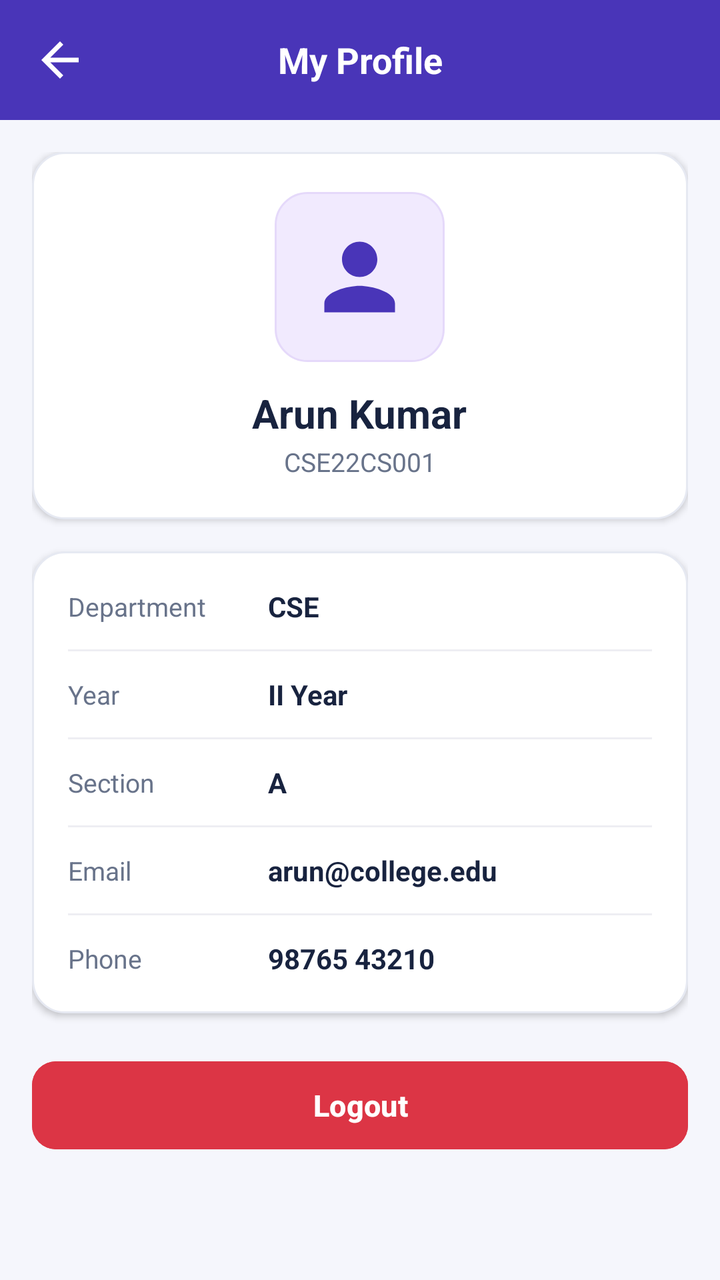
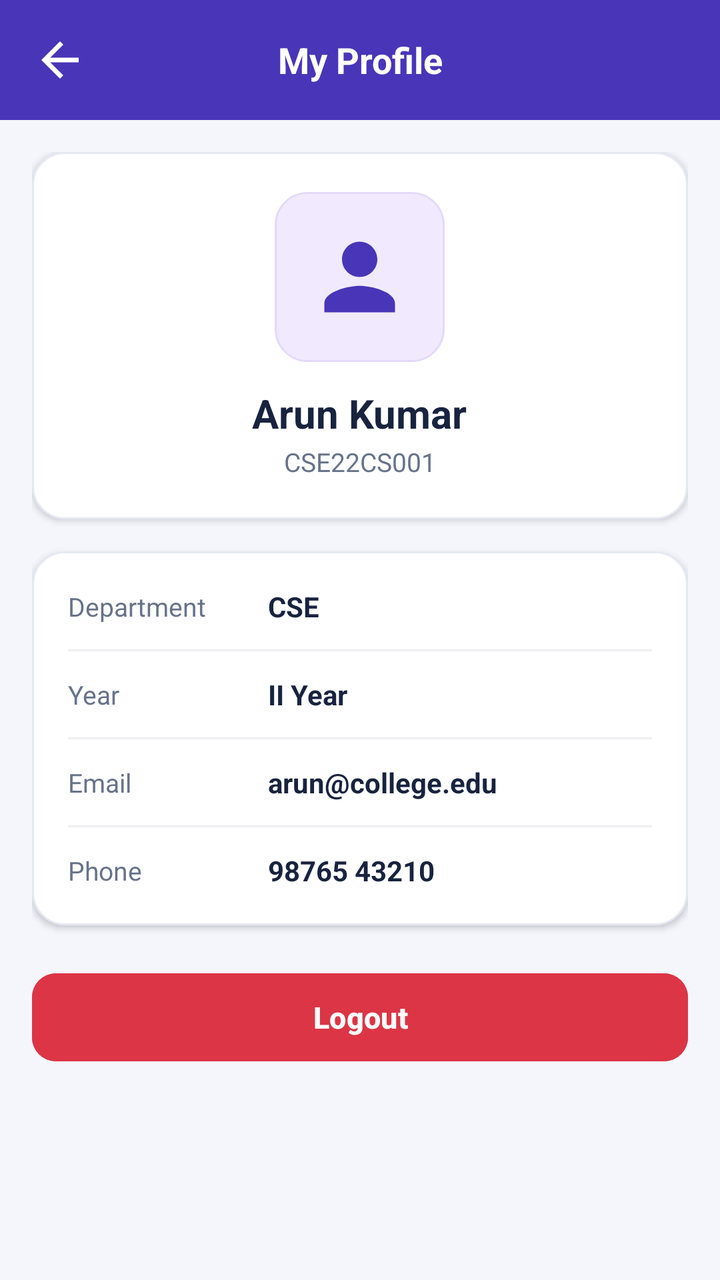

Two renders of the same Android screen: before a commit and after it. Below are the layout's source before the change and the commit's diff.
<!-- AndroidManifest.xml: application theme Theme.TrackPoint -->
<!-- res/layout/activity_student_profile.xml -->
<?xml version="1.0" encoding="utf-8"?>
<androidx.constraintlayout.widget.ConstraintLayout
    xmlns:android="http://schemas.android.com/apk/res/android"
    xmlns:app="http://schemas.android.com/apk/res-auto"
    android:layout_width="match_parent"
    android:layout_height="match_parent"
    android:background="#4935B8"
    android:fitsSystemWindows="true">

    
    <LinearLayout
        android:id="@+id/header"
        android:layout_width="match_parent"
        android:layout_height="60dp"
        android:orientation="horizontal"
        android:gravity="center_vertical"
        android:paddingStart="16dp"
        android:paddingEnd="16dp"
        android:background="#4935B8"
        app:layout_constraintTop_toTopOf="parent">

        <ImageView
            android:id="@+id/btnBack"
            android:layout_width="28dp"
            android:layout_height="28dp"
            android:src="@drawable/back_symbol"
            app:tint="#FFFFFF"
            android:contentDescription="Back"/>

        <TextView
            android:layout_width="0dp"
            android:layout_height="wrap_content"
            android:layout_weight="1"
            android:text="My Profile"
            android:textColor="#FFFFFF"
            android:textSize="18sp"
            android:textStyle="bold"
            android:gravity="center"/>

        <View
            android:layout_width="28dp"
            android:layout_height="28dp"/>

    </LinearLayout>

    
    <ScrollView
        android:layout_width="match_parent"
        android:layout_height="0dp"
        android:fillViewport="true"
        android:padding="16dp"
        android:background="#F5F6FC"
        app:layout_constraintTop_toBottomOf="@id/header"
        app:layout_constraintBottom_toBottomOf="parent">

        <LinearLayout
            android:layout_width="match_parent"
            android:layout_height="wrap_content"
            android:orientation="vertical">

            
            <LinearLayout
                android:layout_width="match_parent"
                android:layout_height="wrap_content"
                android:orientation="vertical"
                android:gravity="center"
                android:padding="20dp"
                android:background="@drawable/action_card"
                android:elevation="2dp"
                android:layout_marginBottom="16dp">

                <ImageView
                    android:layout_width="85dp"
                    android:layout_height="85dp"
                    android:padding="16dp"
                    android:src="@drawable/profile_symbol"
                    app:tint="#4935B8"
                    android:background="@drawable/card_purple"
                    android:contentDescription="Avatar"/>

                <TextView
                    android:id="@+id/tvStudentName"
                    android:layout_width="wrap_content"
                    android:layout_height="wrap_content"
                    android:layout_marginTop="12dp"
                    android:text="Arun Kumar"
                    android:textColor="#18233F"
                    android:textSize="20sp"
                    android:textStyle="bold"/>

                <TextView
                    android:id="@+id/tvStudentRegNo"
                    android:layout_width="wrap_content"
                    android:layout_height="wrap_content"
                    android:layout_marginTop="2dp"
                    android:text="CSE22CS001"
                    android:textColor="#68738A"
                    android:textSize="13sp"/>

            </LinearLayout>

            
            <LinearLayout
                android:layout_width="match_parent"
                android:layout_height="wrap_content"
                android:orientation="vertical"
                android:padding="18dp"
                android:background="@drawable/action_card"
                android:elevation="2dp"
                android:layout_marginBottom="20dp">

                
                <LinearLayout
                    android:layout_width="match_parent"
                    android:layout_height="wrap_content"
                    android:orientation="horizontal"
                    android:gravity="center_vertical"
                    android:layout_marginBottom="12dp">

                    <TextView
                        android:layout_width="100dp"
                        android:layout_height="wrap_content"
                        android:text="Department"
                        android:textColor="#68738A"
                        android:textSize="13sp"/>

                    <TextView
                        android:id="@+id/tvStudentDepartment"
                        android:layout_width="0dp"
                        android:layout_height="wrap_content"
                        android:layout_weight="1"
                        android:text="CSE"
                        android:textColor="#18233F"
                        android:textSize="14sp"
                        android:textStyle="bold"/>

                </LinearLayout>

                <View android:layout_width="match_parent" android:layout_height="1dp" android:background="#EEEEF3" android:layout_marginBottom="12dp"/>

                
                <LinearLayout
                    android:layout_width="match_parent"
                    android:layout_height="wrap_content"
                    android:orientation="horizontal"
                    android:gravity="center_vertical"
                    android:layout_marginBottom="12dp">

                    <TextView
                        android:layout_width="100dp"
                        android:layout_height="wrap_content"
                        android:text="Year"
                        android:textColor="#68738A"
                        android:textSize="13sp"/>

                    <TextView
                        android:id="@+id/tvStudentYear"
                        android:layout_width="0dp"
                        android:layout_height="wrap_content"
                        android:layout_weight="1"
                        android:text="II Year"
                        android:textColor="#18233F"
                        android:textSize="14sp"
                        android:textStyle="bold"/>

                </LinearLayout>

                <View android:layout_width="match_parent" android:layout_height="1dp" android:background="#EEEEF3" android:layout_marginBottom="12dp"/>

                
                <LinearLayout
                    android:layout_width="match_parent"
                    android:layout_height="wrap_content"
                    android:orientation="horizontal"
                    android:gravity="center_vertical"
                    android:layout_marginBottom="12dp">

                    <TextView
                        android:layout_width="100dp"
                        android:layout_height="wrap_content"
                        android:text="Section"
                        android:textColor="#68738A"
                        android:textSize="13sp"/>

                    <TextView
                        android:id="@+id/tvStudentSection"
                        android:layout_width="0dp"
                        android:layout_height="wrap_content"
                        android:layout_weight="1"
                        android:text="A"
                        android:textColor="#18233F"
                        android:textSize="14sp"
                        android:textStyle="bold"/>

                </LinearLayout>

                <View android:layout_width="match_parent" android:layout_height="1dp" android:background="#EEEEF3" android:layout_marginBottom="12dp"/>

                
                <LinearLayout
                    android:layout_width="match_parent"
                    android:layout_height="wrap_content"
                    android:orientation="horizontal"
                    android:gravity="center_vertical"
                    android:layout_marginBottom="12dp">

                    <TextView
                        android:layout_width="100dp"
                        android:layout_height="wrap_content"
                        android:text="Email"
                        android:textColor="#68738A"
                        android:textSize="13sp"/>

                    <TextView
                        android:id="@+id/tvStudentEmail"
                        android:layout_width="0dp"
                        android:layout_height="wrap_content"
                        android:layout_weight="1"
                        android:text="arun@college.edu"
                        android:textColor="#18233F"
                        android:textSize="14sp"
                        android:textStyle="bold"/>

                </LinearLayout>

                <View android:layout_width="match_parent" android:layout_height="1dp" android:background="#EEEEF3" android:layout_marginBottom="12dp"/>

                
                <LinearLayout
                    android:layout_width="match_parent"
                    android:layout_height="wrap_content"
                    android:orientation="horizontal"
                    android:gravity="center_vertical">

                    <TextView
                        android:layout_width="100dp"
                        android:layout_height="wrap_content"
                        android:text="Phone"
                        android:textColor="#68738A"
                        android:textSize="13sp"/>

                    <TextView
                        android:id="@+id/tvStudentPhone"
                        android:layout_width="0dp"
                        android:layout_height="wrap_content"
                        android:layout_weight="1"
                        android:text="98765 43210"
                        android:textColor="#18233F"
                        android:textSize="14sp"
                        android:textStyle="bold"/>

                </LinearLayout>

            </LinearLayout>

            
            <Button
                android:id="@+id/btnLogout"
                android:layout_width="match_parent"
                android:layout_height="52dp"
                android:layout_marginBottom="20dp"
                android:text="Logout"
                android:textColor="#FFFFFF"
                android:textSize="15sp"
                android:textStyle="bold"
                android:textAllCaps="false"
                android:backgroundTint="#DC3545"
                app:cornerRadius="12dp"/>

        </LinearLayout>

    </ScrollView>

</androidx.constraintlayout.widget.ConstraintLayout>
<!-- resources referenced by this layout -->
<resources>
  <!-- drawable action_card (drawable) -->
  <shape xmlns:android="http://schemas.android.com/apk/res/android">
      <solid android:color="#FFFFFF"/>
      <stroke android:width="1dp" android:color="#E6E9F2"/>
      <corners android:radius="16dp"/>
  </shape>
  <!-- drawable back_symbol (drawable) -->
  <vector xmlns:android="http://schemas.android.com/apk/res/android" android:autoMirrored="true" android:height="24dp" android:tint="#000000" android:viewportHeight="24" android:viewportWidth="24" android:width="24dp">
        
      <path android:fillColor="@android:color/white" android:pathData="M20,11H7.83l5.59,-5.59L12,4l-8,8 8,8 1.41,-1.41L7.83,13H20v-2z"/>
      
  </vector>
  <!-- drawable card_purple (drawable) -->
  <shape xmlns:android="http://schemas.android.com/apk/res/android">
      <solid android:color="#F1EAFE"/>
      <stroke android:width="1dp" android:color="#E5D9FA"/>
      <corners android:radius="16dp"/>
  </shape>
  <!-- drawable profile_symbol (drawable) -->
  <vector xmlns:android="http://schemas.android.com/apk/res/android"
      android:width="24dp"
      android:height="24dp"
      android:viewportWidth="24"
      android:viewportHeight="24"
      android:tint="#000000">
      <path
          android:fillColor="@android:color/white"
          android:pathData="M12,12c2.21,0 4,-1.79 4,-4s-1.79,-4 -4,-4 -4,1.79 -4,4 1.79,4 4,4zM12,14c-2.67,0 -8,1.34 -8,4v2h16v-2c0,-2.66 -5.33,-4 -8,-4z"/>
  </vector>
  <style name="Theme.TrackPoint" parent="Base.Theme.TrackPoint" />
  <style name="Base.Theme.TrackPoint" parent="Theme.Material3.DayNight.NoActionBar">
          
          
      </style>
</resources>

<!-- the commit's change to res/layout/activity_student_profile.xml (unified diff, before → after) -->
@@ -159,35 +159,6 @@
                         android:layout_height="wrap_content"
                         android:layout_weight="1"
                         android:text="II Year"
-                        android:textColor="#18233F"
-                        android:textSize="14sp"
-                        android:textStyle="bold"/>
-
-                </LinearLayout>
-
-                <View android:layout_width="match_parent" android:layout_height="1dp" android:background="#EEEEF3" android:layout_marginBottom="12dp"/>
-
-                
-                <LinearLayout
-                    android:layout_width="match_parent"
-                    android:layout_height="wrap_content"
-                    android:orientation="horizontal"
-                    android:gravity="center_vertical"
-                    android:layout_marginBottom="12dp">
-
-                    <TextView
-                        android:layout_width="100dp"
-                        android:layout_height="wrap_content"
-                        android:text="Section"
-                        android:textColor="#68738A"
-                        android:textSize="13sp"/>
-
-                    <TextView
-                        android:id="@+id/tvStudentSection"
-                        android:layout_width="0dp"
-                        android:layout_height="wrap_content"
-                        android:layout_weight="1"
-                        android:text="A"
                         android:textColor="#18233F"
                         android:textSize="14sp"
                         android:textStyle="bold"/>
